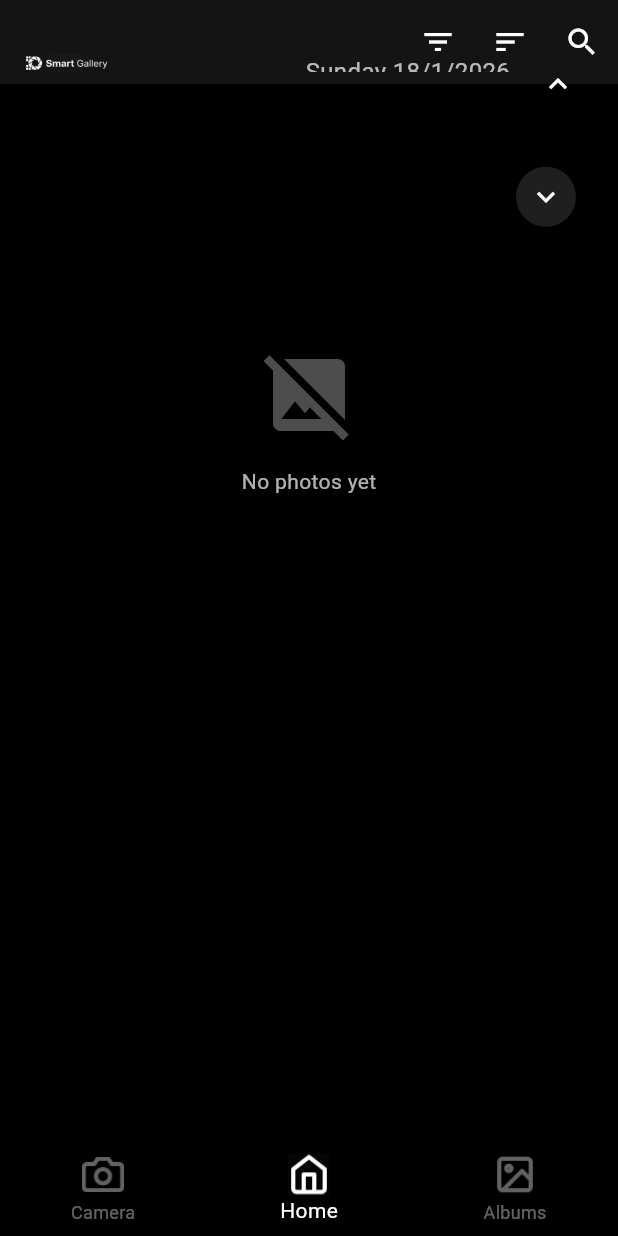
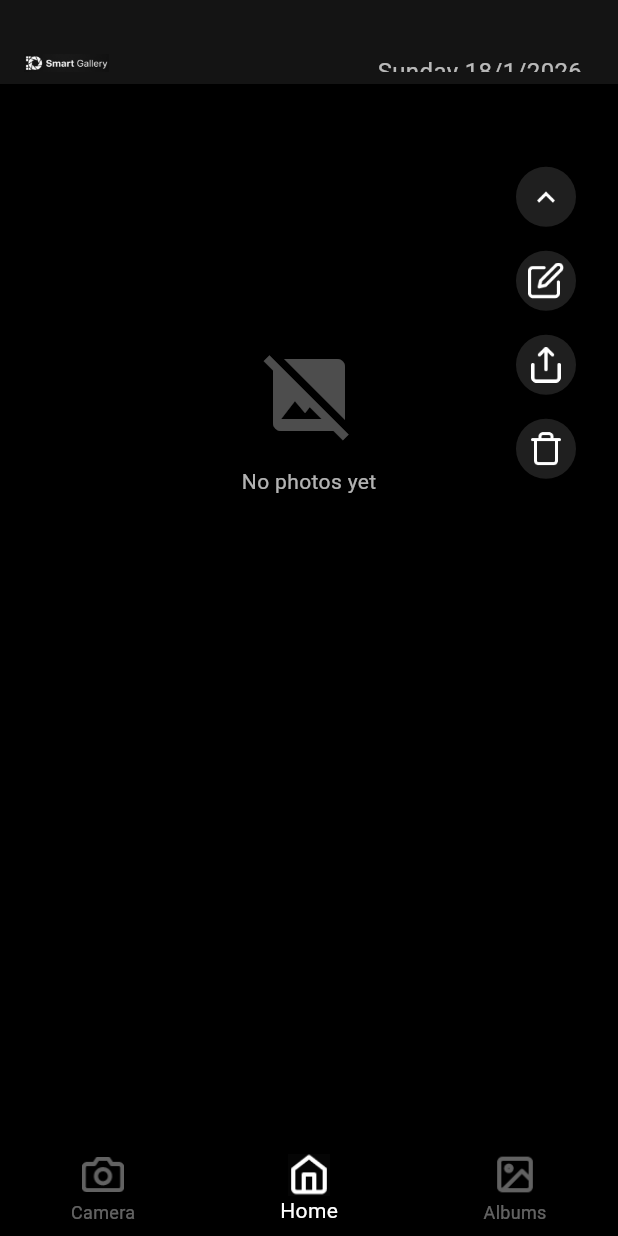
Before and after one commit to ntua-el22835/SmartGallery, a Flutter app: the screen it shows after launch, item 2 of the bottom bar chosen, scrolled down 160 dp, after a tap on the "keyboard arrow down" icon, on a phone screen of 412 x 824 dp. Run offline on Flutter 3.47's test engine with Material 3 defaults, Android fonts, the phone set to English and light mode, and no system bars; our stand-ins replace camera, geocoding, geolocator, sensors_plus, sqflite_common_ffi; missing offline and left inert: google_mlkit_commons, google_mlkit_face_detection; accounts and stored records are empty; Roboto replaces fonts that are missing (SF Pro).

Commit message:
Deleted 1 unnecessary button from home screen

```diff
--- a/lib/screens/home_screen.dart
+++ b/lib/screens/home_screen.dart
@@ -198,43 +198,13 @@
                   ),
                 ),
                 const SizedBox(width: 8),
-                IconButton(
-                  icon: Icon(
-                    _isMenuExpanded ? Icons.keyboard_arrow_up : Icons.keyboard_arrow_down,
-                    color: Colors.white,
-                  ),
-                  onPressed: () {
-                    setState(() {
-                      _isMenuExpanded = !_isMenuExpanded;
-                    });
-                  },
-                ),
+                // Removed upper down-arrow toggler next to date (per request)
               ],
             ),
           ],
         ),
       ),
-      actions: [
-        if (_isMenuExpanded) ...[
-          IconButton(
-            icon: const Icon(Icons.filter_list, color: Colors.white),
-            onPressed: _showFilterMenu,
-          ),
-          IconButton(
-            icon: const Icon(Icons.sort, color: Colors.white),
-            onPressed: _showSortMenu,
-          ),
-          IconButton(
-            icon: const Icon(Icons.search, color: Colors.white),
-            onPressed: () {
-              Navigator.push(
-                context,
-                MaterialPageRoute(builder: (context) => const SearchScreen()),
-              );
-            },
-          ),
-        ],
-      ],
+      // Removed actions opened by the upper down-arrow (filter/sort/search)
     );
   }
 
```
